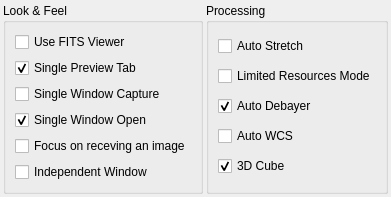
This is kstars/fitsviewer/opsfits.ui in KDE/kstars as Qt 5 draws it before an edit. The edited form follows.
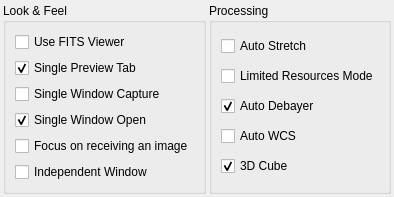
This is the edited form.

```diff
--- a/kstars/fitsviewer/opsfits.ui
+++ b/kstars/fitsviewer/opsfits.ui
@@ -104,7 +104,7 @@
            <string>Bring the FITSViewer window to the foreground when receiving a new image</string>
           </property>
           <property name="text">
-           <string>Focus on receving an image</string>
+           <string>Focus on receiving an image</string>
           </property>
          </widget>
         </item>
```
